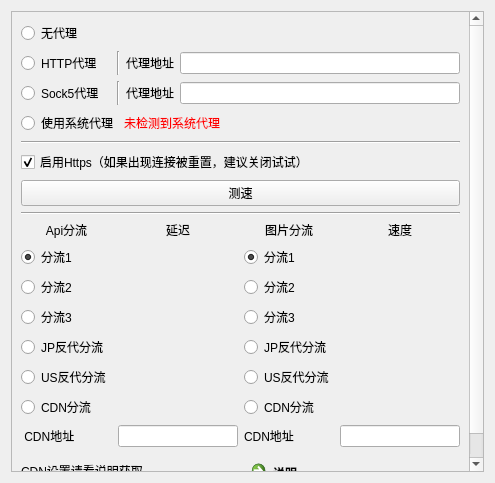
Old version of the form ui/component/ui_login_proxy_widget.ui in the repository tonquer/picacg-qt.
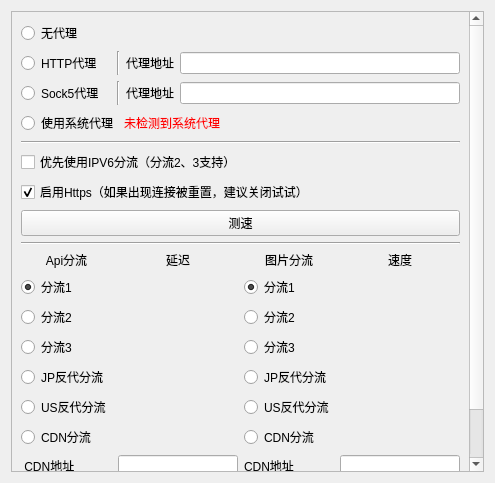
New version of the form. Custom widgets are drawn as their Qt base class.

Patch:
```diff
--- a/ui/component/ui_login_proxy_widget.ui
+++ b/ui/component/ui_login_proxy_widget.ui
@@ -33,8 +33,8 @@
        <rect>
         <x>0</x>
         <y>0</y>
-        <width>475</width>
-        <height>463</height>
+        <width>458</width>
+        <height>483</height>
        </rect>
       </property>
       <layout class="QVBoxLayout" name="verticalLayout">
@@ -192,6 +192,17 @@
          </property>
         </widget>
        </item>
+       <item>
+        <layout class="QHBoxLayout" name="horizontalLayout_2">
+         <item>
+          <widget class="QCheckBox" name="ipv6Check">
+           <property name="text">
+            <string>优先使用IPV6分流（分流2、3支持）</string>
+           </property>
+          </widget>
+         </item>
+        </layout>
+       </item>
        <item>
         <layout class="QHBoxLayout" name="horizontalLayout_9">
          <item>
```
Left out of the diff: 2 changed lines with no effect on the pictures.
